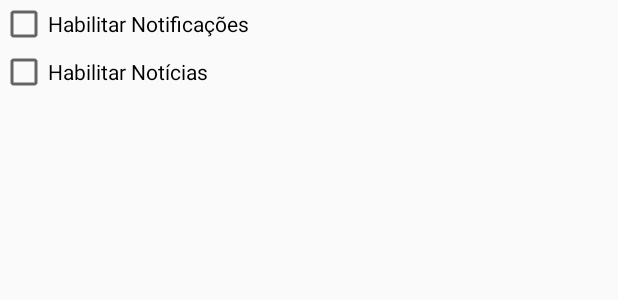
After one commit to pedlop/amigo-social, an Android app: the layout activity_configuracoes.xml on its own in the app's theme, with its tools: preview values and no code run, on a phone screen of 412 x 824 dp. The commit adds this screen. Shown: the top 300 px of the screen. Run offline under Robolectric (Android 15) with nearby library versions, the phone set to English and light mode, and no system bars.

Commit message:
#Implementação da activity de configurações.

```diff
--- a/app/src/main/AndroidManifest.xml
+++ b/app/src/main/AndroidManifest.xml
@@ -22,7 +22,7 @@
         <activity
             android:name=".DetalhePostagemActivity"
             android:label="@string/title_activity_detalhe_postagem"
-            android:theme="@style/AppTheme.NoActionBar"></activity>
+            android:theme="@style/AppTheme.NoActionBar" />
     </application>
 
 </manifest>
--- a/app/src/main/java/br/ufg/inf/amigosocial/MainActivity.java
+++ b/app/src/main/java/br/ufg/inf/amigosocial/MainActivity.java
@@ -1,5 +1,6 @@
 package br.ufg.inf.amigosocial;
 
+import android.content.Intent;
 import android.os.Bundle;
 import android.support.design.widget.TabLayout;
 import android.support.v4.view.ViewPager;
@@ -89,6 +90,10 @@ public class MainActivity extends BaseActivity implements TabLayout.OnTabSelecte
 
         //noinspection SimplifiableIfStatement
         if (id == R.id.action_settings) {
+
+            Intent intent = new Intent(this, ConfiguracoesActivity.class);
+            startActivity(intent);
+
             return true;
         }
 
--- a/app/src/main/java/br/ufg/inf/amigosocial/util/AppConstantes.java
+++ b/app/src/main/java/br/ufg/inf/amigosocial/util/AppConstantes.java
@@ -7,7 +7,9 @@ package br.ufg.inf.amigosocial.util;
 public enum AppConstantes {
 
     NOTICIAS_CARREGAMENTO_COMPLETO("noticias_carregamento_completo"),
-    POSTAGENS_CARREGAMENTO_COMPLETO("postagens_carregamento_completo"),;
+    POSTAGENS_CARREGAMENTO_COMPLETO("postagens_carregamento_completo"),
+    OP_CONFIG_NOTICIA("config_op_noticia"),
+    OP_CONFIG_NOTIFICACOES("config_op_notificacoes");
 
     private String chave;
 
--- /dev/null
+++ b/app/src/main/res/layout/activity_configuracoes.xml
@@ -0,0 +1,22 @@
+<?xml version="1.0" encoding="utf-8"?>
+<LinearLayout xmlns:android="http://schemas.android.com/apk/res/android"
+    xmlns:app="http://schemas.android.com/apk/res-auto"
+    xmlns:tools="http://schemas.android.com/tools"
+    android:layout_width="match_parent"
+    android:layout_height="wrap_content"
+    android:orientation="vertical"
+    tools:context="br.ufg.inf.amigosocial.ConfiguracoesActivity">
+
+    <CheckBox
+        android:id="@+id/check_box_notificacoes"
+        android:layout_width="match_parent"
+        android:layout_height="wrap_content"
+        android:text="@string/text_hab_notificacoes" />
+
+    <CheckBox
+        android:id="@+id/check_box_noticias"
+        android:layout_width="match_parent"
+        android:layout_height="wrap_content"
+        android:text="@string/text_hab_noticias" />
+
+</LinearLayout>
--- a/app/src/main/res/values/strings.xml
+++ b/app/src/main/res/values/strings.xml
@@ -18,4 +18,7 @@
     <string name="tentar_novamente">Tentar Novamente</string>
     <string name="title_activity_detalhe_postagem">DetalhePostagemActivity</string>
     <string name="erro_carregar_detalhe_postagem">Não foi possível abrir os detalhes da postagem</string>
+    <string name="text_notificacoes">Notificações</string>
+    <string name="text_hab_notificacoes">Habilitar Notificações</string>
+    <string name="text_hab_noticias">Habilitar Notícias</string>
 </resources>
```
Also changed, not shown: app/src/main/java/br/ufg/inf/amigosocial/ConfiguracoesActivity.java (added, +68 -0 lines), app/src/main/java/br/ufg/inf/amigosocial/util/PreferenciasApp.java (+82 -1 lines).
